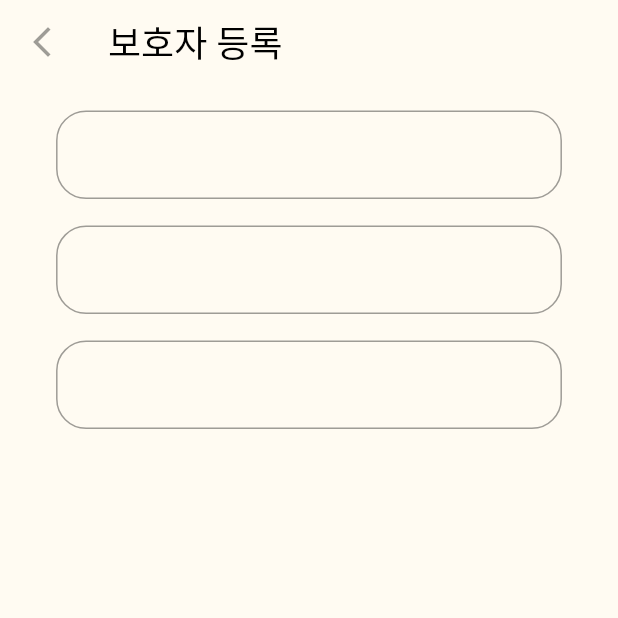
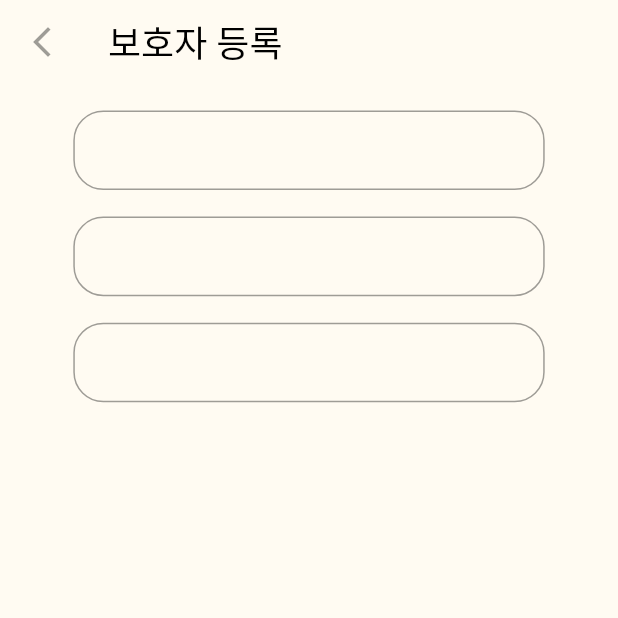
Before and after one commit to Yoochanhong-And-Children/Flutter, a Flutter app: the screen it shows after launch, on a phone screen of 412 x 824 dp, the top half of it. Run offline on Flutter 3.47's test engine with Material 2 defaults, Android fonts, the phone set to English and light mode, and no system bars; our stand-ins replace flutter_screenutil.

Commit message:
feat :: 텍스트 필드 height 추가
weight는 352, height는 60

```diff
--- a/yoochanhong_and_children/lib/screen/protector_registration_page.dart
+++ b/yoochanhong_and_children/lib/screen/protector_registration_page.dart
@@ -51,7 +51,8 @@ class _ProtectorRegistrationPageState extends State<ProtectorRegistrationPage> {
           children: [
             SizedBox(height: 20.0.h),
             CustomTextField(
-              width: 352,
+              width: 328,
+              height: 60,
               controller: userNameController,
               fontSize: 14,
               maxLength: 20,
@@ -59,7 +60,8 @@ class _ProtectorRegistrationPageState extends State<ProtectorRegistrationPage> {
             ),
             SizedBox(height: 20.0.h),
             CustomTextField(
-              width: 352,
+              width: 328,
+              height: 60,
               controller: protectorNameController,
               fontSize: 14,
               maxLength: 20,
@@ -67,7 +69,8 @@ class _ProtectorRegistrationPageState extends State<ProtectorRegistrationPage> {
             ),
             SizedBox(height: 20.0.h),
             CustomTextField(
-              width: 352,
+              width: 328,
+              height: 60,
               controller: phoneNumberController,
               fontSize: 14,
               maxLength: 20,
```
